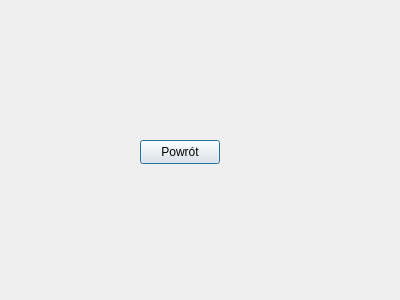
First picture: the form in Ksiazka/dodaj.ui, repository ZuzaJas/Filtrujaca-Ksiazka, before the edit.
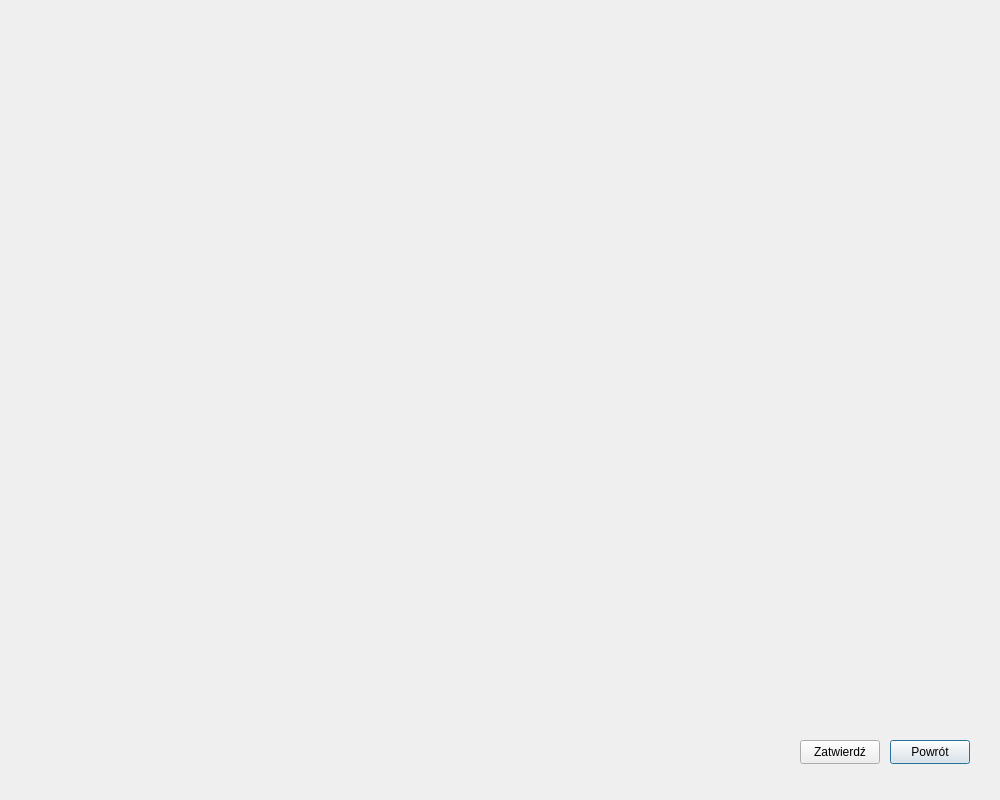
Second picture: the form after the edit.

```diff
--- a/Ksiazka/dodaj.ui
+++ b/Ksiazka/dodaj.ui
@@ -6,8 +6,8 @@
    <rect>
     <x>0</x>
     <y>0</y>
-    <width>400</width>
-    <height>300</height>
+    <width>1000</width>
+    <height>800</height>
    </rect>
   </property>
   <property name="windowTitle">
@@ -16,8 +16,8 @@
   <widget class="QPushButton" name="powrot">
    <property name="geometry">
     <rect>
-     <x>140</x>
-     <y>140</y>
+     <x>890</x>
+     <y>740</y>
      <width>80</width>
      <height>24</height>
     </rect>
@@ -26,6 +26,19 @@
     <string>Powrót</string>
    </property>
   </widget>
+  <widget class="QPushButton" name="zatwierdz">
+   <property name="geometry">
+    <rect>
+     <x>800</x>
+     <y>740</y>
+     <width>80</width>
+     <height>24</height>
+    </rect>
+   </property>
+   <property name="text">
+    <string>Zatwierdź</string>
+   </property>
+  </widget>
  </widget>
  <resources/>
  <connections/>
```
